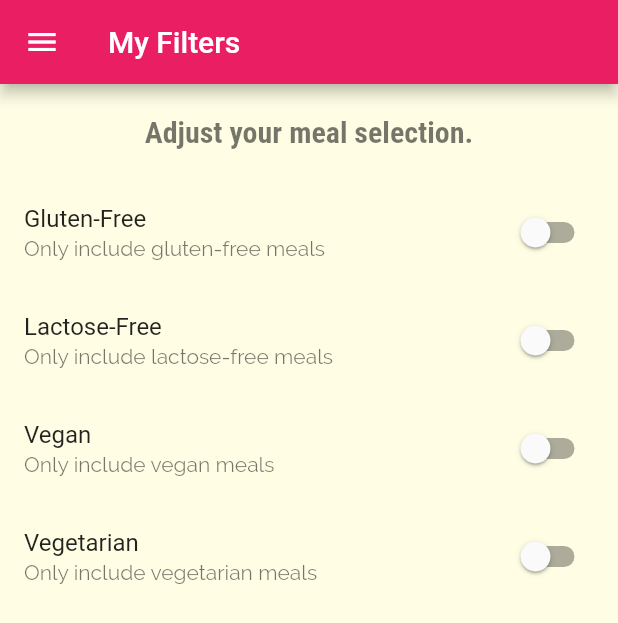
After one commit to sajalAppdevs/oishi-meals, a Flutter app: the FiltersScreen screen opened by its route, on a phone screen of 412 x 824 dp. The commit adds this screen. Shown: the top 623 px of the screen. Run offline on Flutter 3.47's test engine with Material 2 defaults, Android fonts, the phone set to English and light mode, and no system bars; network calls fail.

```diff
--- a/lib/main.dart
+++ b/lib/main.dart
@@ -1,17 +1,55 @@
 import 'package:flutter/material.dart';
-import 'package:meals/screens/tabs_screen.dart';
 
+import './screens/filters_screen.dart';
+import './screens/tabs_screen.dart';
 import './screens/categories_screen.dart';
 import './screens/category_meals_screen.dart';
 import './screens/meal_detail_screen.dart';
 import './utils/strings.dart';
+import './utils/dummy_data.dart';
+import './models/filters.dart';
+import './models/meal.dart';
 
-void main() {
-  runApp(const MyApp());
+void main() => runApp(const MyApp());
+
+class MyApp extends StatefulWidget {
+  const MyApp({Key? key}) : super(key: key);
+
+  @override
+  State<MyApp> createState() => _MyAppState();
 }
 
-class MyApp extends StatelessWidget {
-  const MyApp({Key? key}) : super(key: key);
+class _MyAppState extends State<MyApp> {
+  var _filters = Filters();
+  var _meals = dummyMeals;
+  final List<Meal> _favoriteMeals = [];
+
+  void _setFilters(Filters filters) {
+    setState(() {
+      _filters = filters;
+      _meals = dummyMeals.where((meal) {
+        if (filters.glutenFree && !meal.isGlutenFree) return false;
+        if (filters.lactoseFree && !meal.isLactoseFree) return false;
+        if (filters.vegan && !meal.isVegan) return false;
+        if (filters.vegetarian && !meal.isVegetarian) return false;
+        return true;
+      }).toList();
+    });
+  }
+
+  void _toggleFavourite(Meal meal) {
+    setState(() {
+      if (_isFavorite(meal)) {
+        _favoriteMeals.remove(meal);
+      } else {
+        _favoriteMeals.add(meal);
+      }
+    });
+  }
+
+  bool _isFavorite(Meal meal) {
+    return _favoriteMeals.contains(meal);
+  }
 
   @override
   Widget build(BuildContext context) {
@@ -37,9 +75,18 @@ class MyApp extends StatelessWidget {
             ),
       ),
       routes: {
-        "/": (context) => const TabsScreen(),
-        CategoryMealsScreen.route: (context) => const CategoryMealsScreen(),
-        MealDetailScreen.route: (context) => const MealDetailScreen(),
+        "/": (context) => TabsScreen(_favoriteMeals),
+        CategoryMealsScreen.route: (context) => CategoryMealsScreen(
+              _meals,
+            ),
+        MealDetailScreen.route: (context) => MealDetailScreen(
+              _toggleFavourite,
+              _isFavorite,
+            ),
+        FiltersScreen.route: (context) => FiltersScreen(
+              _filters,
+              _setFilters,
+            ),
       },
       onUnknownRoute: (settings) {
         return MaterialPageRoute(builder: (ctx) => const CategoriesScreen());
--- /dev/null
+++ b/lib/models/filters.dart
@@ -0,0 +1,27 @@
+class Filters {
+  final bool glutenFree;
+  final bool lactoseFree;
+  final bool vegan;
+  final bool vegetarian;
+
+  Filters({
+    this.glutenFree = false,
+    this.lactoseFree = false,
+    this.vegan = false,
+    this.vegetarian = false,
+  });
+
+  Filters copy({
+    bool? glutenFree,
+    bool? lactoseFree,
+    bool? vegan,
+    bool? vegetarian,
+  }) {
+    return Filters(
+      glutenFree: glutenFree ?? this.glutenFree,
+      lactoseFree: lactoseFree ?? this.lactoseFree,
+      vegan: vegan ?? this.vegan,
+      vegetarian: vegetarian ?? this.vegetarian,
+    );
+  }
+}
--- a/lib/screens/favourites_screen.dart
+++ b/lib/screens/favourites_screen.dart
@@ -1,12 +1,26 @@
 import 'package:flutter/material.dart';
 
+import '../models/meal.dart';
+import '../widgets/meal_item.dart';
+
 class FavouritesScreen extends StatelessWidget {
-  const FavouritesScreen({ Key? key }) : super(key: key);
+  final List<Meal> _meals;
+  const FavouritesScreen(this._meals, {Key? key}) : super(key: key);
 
   @override
   Widget build(BuildContext context) {
-    return Container(
+     if (_meals.isEmpty) {
+      return const Center(
+        child: Text('You have no favorites yet - start adding some!'),
+      );
+    } else {
+      return ListView.builder(
+        itemBuilder: (ctx, index) {
+          return MealItem(_meals[index]);
+        },
+        itemCount: _meals.length,
+      );
+    }
 
-    );
   }
 }
--- /dev/null
+++ b/lib/screens/filters_screen.dart
@@ -0,0 +1,94 @@
+import 'package:flutter/material.dart';
+import '../models/filters.dart';
+import '../utils/strings.dart';
+import '../widgets/main_drawer.dart';
+
+class FiltersScreen extends StatefulWidget {
+  static const route = "/filters";
+
+  final Function(Filters filters) _updateFilters;
+  final Filters _filters;
+
+  const FiltersScreen(this._filters, this._updateFilters, {Key? key})
+      : super(key: key);
+
+  @override
+  State<FiltersScreen> createState() => _FiltersScreenState();
+}
+
+class _FiltersScreenState extends State<FiltersScreen> {
+  late var _filters = widget._filters;
+
+  Widget _buildListTile(
+    String title,
+    String subtitle,
+    bool value,
+    Function(bool) updateValue,
+  ) {
+    return SwitchListTile(
+      title: Text(title),
+      subtitle: Text(subtitle),
+      value: value,
+      onChanged: (val) => setState(() => updateValue(val)),
+    );
+  }
+
+  @override
+  Widget build(BuildContext context) {
+    final theme = Theme.of(context);
+
+    return Scaffold(
+      appBar: AppBar(
+        title: const Text(filters),
+      ),
+      drawer: const MainDrawer(),
+      body: SafeArea(
+          child: Column(
+        children: [
+          Padding(
+            padding: const EdgeInsets.all(20),
+            child: Text(
+              "Adjust your meal selection.",
+              style: theme.textTheme.headline3,
+            ),
+          ),
+          Expanded(
+              child: ListView(
+            children: [
+              _buildListTile(
+                "Gluten-Free",
+                "Only include gluten-free meals",
+                _filters.glutenFree,
+                (val) => _filters = _filters.copy(glutenFree: val),
+              ),
+              _buildListTile(
+                "Lactose-Free",
+                "Only include lactose-free meals",
+                _filters.lactoseFree,
+                (val) => _filters = _filters.copy(lactoseFree: val),
+              ),
+              _buildListTile(
+                "Vegan",
+                "Only include vegan meals",
+                _filters.vegan,
+                (val) => _filters = _filters.copy(vegan: val),
+              ),
+              _buildListTile(
+                "Vegetarian",
+                "Only include vegetarian meals",
+                _filters.vegetarian,
+                (val) => _filters = _filters.copy(vegetarian: val),
+              ),
+            ],
+          ))
+        ],
+      )),
+    );
+  }
+
+  @override
+  void dispose() {
+    widget._updateFilters(_filters);
+    super.dispose();
+  }
+}
--- a/lib/screens/meal_detail_screen.dart
+++ b/lib/screens/meal_detail_screen.dart
@@ -5,7 +5,11 @@ import '../models/meal.dart';
 class MealDetailScreen extends StatelessWidget {
   static const route = "/meal-detail";
 
-  const MealDetailScreen({Key? key}) : super(key: key);
+  final Function(Meal) _toggleFavorite;
+  final Function(Meal) _isFavorite;
+
+  const MealDetailScreen(this._toggleFavorite, this._isFavorite, {Key? key})
+      : super(key: key);
 
   List<Widget> _buildSection(BuildContext context, String title, Widget child) {
     final theme = Theme.of(context);
@@ -101,6 +105,12 @@ class MealDetailScreen extends StatelessWidget {
           ),
         ),
       ),
+      floatingActionButton: FloatingActionButton(
+        child: Icon(_isFavorite(meal)
+            ? Icons.favorite
+            : Icons.favorite_outline_outlined),
+        onPressed: () => _toggleFavorite(meal),
+      ),
     );
   }
 }
--- a/lib/utils/strings.dart
+++ b/lib/utils/strings.dart
@@ -1,3 +1,4 @@
 const appName = "OishiMeals";
 const categories = "Categories";
 const favourites = "Favourites";
+const filters = "My Filters";
--- a/lib/widgets/meal_item.dart
+++ b/lib/widgets/meal_item.dart
@@ -6,12 +6,15 @@ import '../utils/extensions.dart';
 import '../models/meal.dart';
 
 class MealItem extends StatelessWidget {
-  final Meal meal;
+  final Meal _meal;
 
-  const MealItem(this.meal, {Key? key}) : super(key: key);
+  const MealItem(this._meal, {Key? key}) : super(key: key);
 
   void selectMeal(BuildContext context) {
-    Navigator.of(context).pushNamed(MealDetailScreen.route, arguments: meal);
+    Navigator.of(context).pushNamed(
+      MealDetailScreen.route,
+      arguments: _meal,
+    );
   }
 
   @override
@@ -35,7 +38,7 @@ class MealItem extends StatelessWidget {
                       topRight: Radius.circular(radius),
                     ),
                     child: Image.network(
-                      meal.imageUrl,
+                      _meal.imageUrl,
                       height: 250,
                       width: double.infinity,
                       fit: BoxFit.cover,
@@ -52,7 +55,7 @@ class MealItem extends StatelessWidget {
                         horizontal: 20,
                       ),
                       child: Text(
-                        meal.title,
+                        _meal.title,
                         style: const TextStyle(
                           fontSize: 26,
                           color: Colors.white,
@@ -72,15 +75,15 @@ class MealItem extends StatelessWidget {
                 children: [
                   _MealInfo(
                     icon: Icons.schedule,
-                    text: "${meal.duration} minutes",
+                    text: "${_meal.duration} minutes",
                   ),
                   _MealInfo(
                     icon: Icons.work,
-                    text: meal.complexity.name.capitalized,
+                    text: _meal.complexity.name.capitalized,
                   ),
                   _MealInfo(
                     icon: Icons.attach_money,
-                    text: meal.affordability.name.capitalized,
+                    text: _meal.affordability.name.capitalized,
                   ),
                 ],
               ),
```
Also changed, not shown: lib/screens/category_meals_screen.dart (+29 -11 lines), lib/screens/tabs_screen.dart (+8 -5 lines), lib/widgets/main_drawer.dart (+7 -3 lines).
